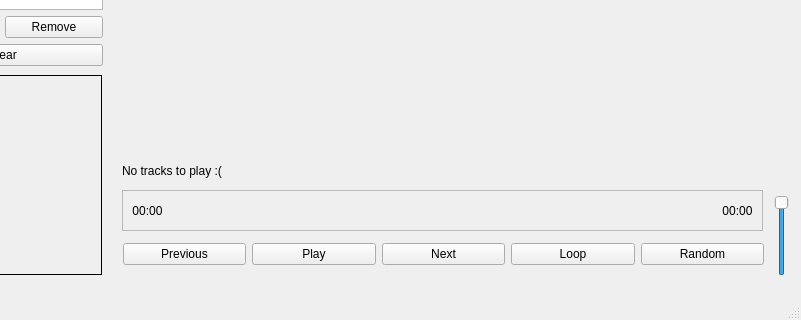
Before: the Qt Designer form musicplayer.ui in kvasoedd/musicplayer_kursovichok, drawn with Qt 5; both pictures show x 108 to 909 and y 245 to 565 of the 909 by 565 pixel window.
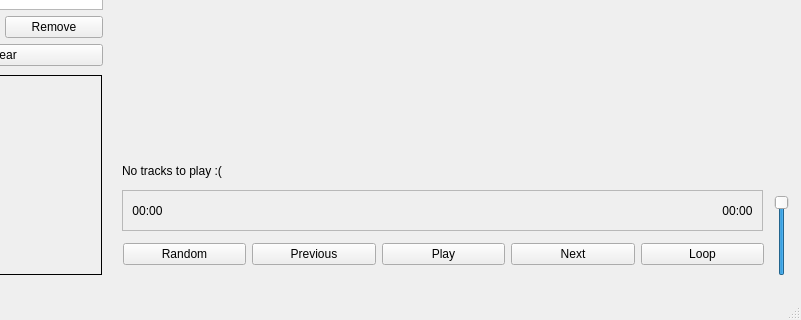
After: the same form once the commit is applied.

```diff
--- a/musicplayer.ui
+++ b/musicplayer.ui
@@ -24,34 +24,6 @@
      </rect>
     </property>
     <layout class="QHBoxLayout" name="playbackPanel">
-     <item>
-      <widget class="QPushButton" name="buttonPrevious">
-       <property name="text">
-        <string>Previous</string>
-       </property>
-      </widget>
-     </item>
-     <item>
-      <widget class="QPushButton" name="buttonPlayPause">
-       <property name="text">
-        <string>Play</string>
-       </property>
-      </widget>
-     </item>
-     <item>
-      <widget class="QPushButton" name="buttonNext">
-       <property name="text">
-        <string>Next</string>
-       </property>
-      </widget>
-     </item>
-     <item>
-      <widget class="QPushButton" name="buttonLoop">
-       <property name="text">
-        <string>Loop</string>
-       </property>
-      </widget>
-     </item>
      <item>
       <widget class="QPushButton" name="buttonRandom">
        <property name="text">
@@ -77,6 +49,34 @@
        </property>
       </widget>
      </item>
+     <item>
+      <widget class="QPushButton" name="buttonPrevious">
+       <property name="text">
+        <string>Previous</string>
+       </property>
+      </widget>
+     </item>
+     <item>
+      <widget class="QPushButton" name="buttonPlayPause">
+       <property name="text">
+        <string>Play</string>
+       </property>
+      </widget>
+     </item>
+     <item>
+      <widget class="QPushButton" name="buttonNext">
+       <property name="text">
+        <string>Next</string>
+       </property>
+      </widget>
+     </item>
+     <item>
+      <widget class="QPushButton" name="buttonLoop">
+       <property name="text">
+        <string>Loop</string>
+       </property>
+      </widget>
+     </item>
     </layout>
    </widget>
    <widget class="QSlider" name="volumeSlider">
```
